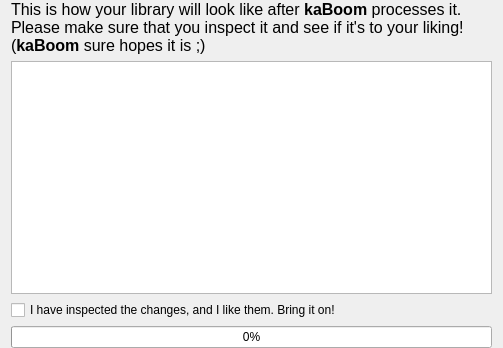
Above: app/views/libraries/_preview.ui from amireh/kaboomp3 before the change. Below: the same form after it.
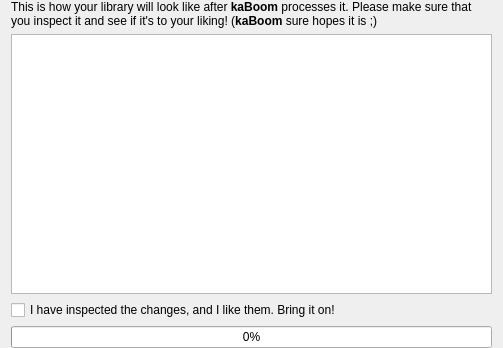
That is the form after the change.

What changed in the file:
```diff
--- a/app/views/libraries/_preview.ui
+++ b/app/views/libraries/_preview.ui
@@ -57,23 +57,6 @@
      </attribute>
     </widget>
    </item>
-   <item row="0" column="0">
-    <widget class="QLabel" name="label">
-     <property name="text">
-      <string>&lt;!DOCTYPE HTML PUBLIC &quot;-//W3C//DTD HTML 4.0//EN&quot; &quot;http://www.w3.org/TR/REC-html40/strict.dtd&quot;&gt;
-&lt;html&gt;&lt;head&gt;&lt;meta name=&quot;qrichtext&quot; content=&quot;1&quot; /&gt;&lt;style type=&quot;text/css&quot;&gt;
-p, li { white-space: pre-wrap; }
-&lt;/style&gt;&lt;/head&gt;&lt;body style=&quot; font-family:'Lucida Grande'; font-size:13pt; font-weight:400; font-style:normal;&quot;&gt;
-&lt;p style=&quot; margin-top:0px; margin-bottom:0px; margin-left:0px; margin-right:0px; -qt-block-indent:0; text-indent:0px;&quot;&gt;&lt;span style=&quot; font-size:12pt; color:#000000;&quot;&gt;This is how your library will look like after &lt;/span&gt;&lt;span style=&quot; font-size:12pt; font-weight:600; color:#000000;&quot;&gt;kaBoom &lt;/span&gt;&lt;span style=&quot; font-size:12pt; color:#000000;&quot;&gt;processes it. Please make sure that you inspect it and see if it's to your liking! (&lt;/span&gt;&lt;span style=&quot; font-size:12pt; font-weight:600; color:#000000;&quot;&gt;kaBoom&lt;/span&gt;&lt;span style=&quot; font-size:12pt; color:#000000;&quot;&gt; sure hopes it is ;)&lt;/span&gt;&lt;/p&gt;&lt;/body&gt;&lt;/html&gt;</string>
-     </property>
-     <property name="textFormat">
-      <enum>Qt::RichText</enum>
-     </property>
-     <property name="wordWrap">
-      <bool>true</bool>
-     </property>
-    </widget>
-   </item>
    <item row="3" column="0">
     <widget class="QProgressBar" name="progressBar">
      <property name="enabled">
@@ -97,6 +80,20 @@
      </property>
     </widget>
    </item>
+   <item row="0" column="0">
+    <widget class="QLabel" name="label">
+     <property name="text">
+      <string>&lt;!DOCTYPE HTML PUBLIC &quot;-//W3C//DTD HTML 4.0//EN&quot; &quot;http://www.w3.org/TR/REC-html40/strict.dtd&quot;&gt;
+&lt;html&gt;&lt;head&gt;&lt;meta name=&quot;qrichtext&quot; content=&quot;1&quot; /&gt;&lt;style type=&quot;text/css&quot;&gt;
+p, li { white-space: pre-wrap; }
+&lt;/style&gt;&lt;/head&gt;&lt;body style=&quot; font-family:'Lucida Grande'; font-size:9pt; font-weight:400; font-style:normal;&quot;&gt;
+&lt;p style=&quot; margin-top:0px; margin-bottom:0px; margin-left:0px; margin-right:0px; -qt-block-indent:0; text-indent:0px;&quot;&gt;This is how your library will look like after &lt;span style=&quot; font-weight:600;&quot;&gt;kaBoom&lt;/span&gt; processes it. Please make sure that you inspect it and see if it's to your liking! (&lt;span style=&quot; font-weight:600;&quot;&gt;kaBoom&lt;/span&gt; sure hopes it is ;)&lt;/p&gt;&lt;/body&gt;&lt;/html&gt;</string>
+     </property>
+     <property name="wordWrap">
+      <bool>true</bool>
+     </property>
+    </widget>
+   </item>
   </layout>
  </widget>
  <resources/>
```
Left out of the diff: 2 changed lines with no effect on the pictures.
